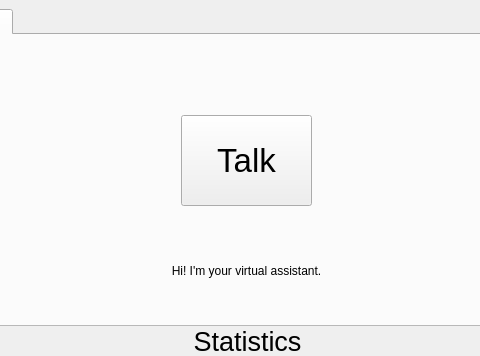
Qt form UI/MainWindow.ui (ashwinpilgaonkar/Flick) before a commit; both pictures show x 180 to 660 and y 0 to 356 of the 842 by 603 pixel window.
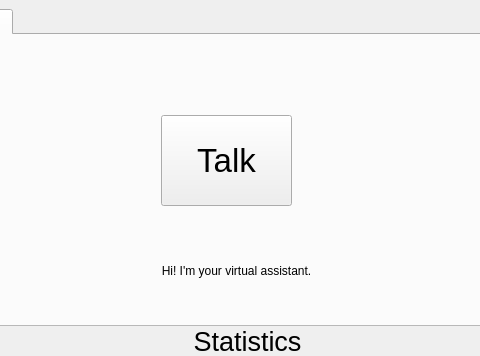
The same form after that commit.

What changed in the file:
```diff
--- a/UI/MainWindow.ui
+++ b/UI/MainWindow.ui
@@ -280,7 +280,7 @@
        <widget class="QPushButton" name="TalkButton">
         <property name="geometry">
          <rect>
-          <x>350</x>
+          <x>330</x>
           <y>80</y>
           <width>131</width>
           <height>91</height>
@@ -300,7 +300,7 @@
          <rect>
           <x>0</x>
           <y>180</y>
-          <width>831</width>
+          <width>811</width>
           <height>111</height>
          </rect>
         </property>
```
